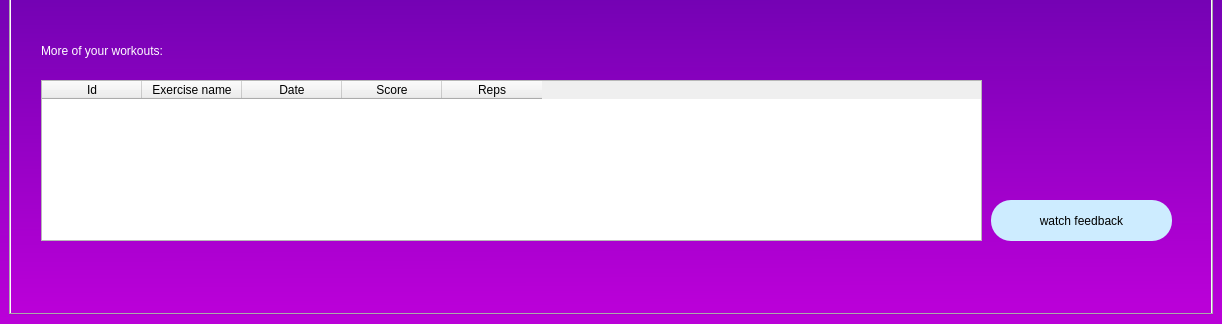
Before: the Qt Designer form ui/app.ui in AlonIvshin/AutomaticGymTrainer, drawn with Qt 5; both pictures show x 0 to 1222 and y 535 to 859 of the 1222 by 859 pixel window.
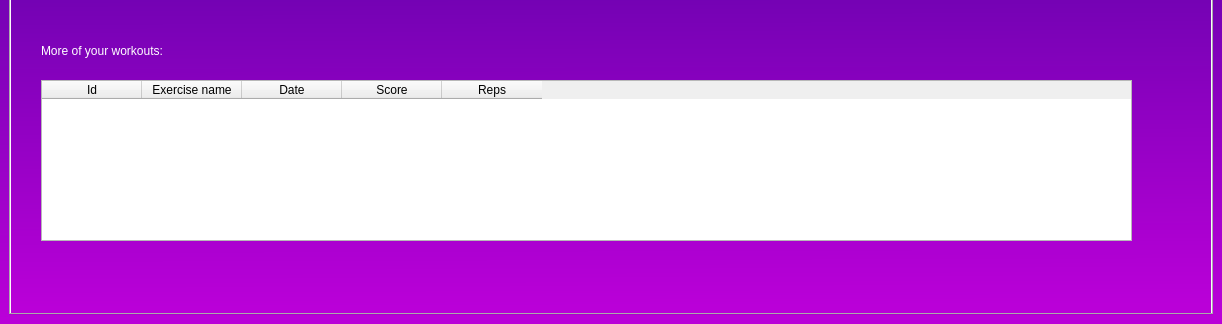
After: the same form once the commit is applied.

Patch:
```diff
--- a/ui/app.ui
+++ b/ui/app.ui
@@ -439,7 +439,7 @@
          <rect>
           <x>30</x>
           <y>580</y>
-          <width>941</width>
+          <width>1091</width>
           <height>161</height>
          </rect>
         </property>
@@ -570,24 +570,6 @@
          <string>exercise name</string>
         </property>
        </widget>
-       <widget class="QPushButton" name="bt_watch_2">
-        <property name="geometry">
-         <rect>
-          <x>980</x>
-          <y>700</y>
-          <width>181</width>
-          <height>41</height>
-         </rect>
-        </property>
-        <property name="styleSheet">
-         <string notr="true">border-radius:20px;
-font: 75 14pt &quot;MS Shell Dlg 2&quot;;
-background-color: rgb(205, 236, 255);</string>
-        </property>
-        <property name="text">
-         <string>watch feedback</string>
-        </property>
-       </widget>
        <widget class="QLabel" name="lbl_reps3">
         <property name="geometry">
          <rect>
```
Left out of the diff: 6 changed lines with no effect on the pictures.
